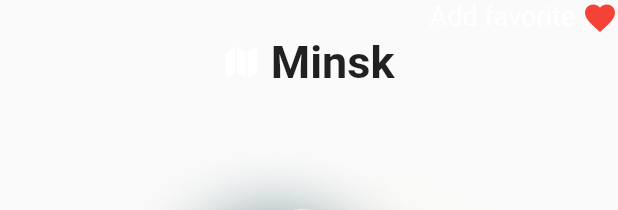
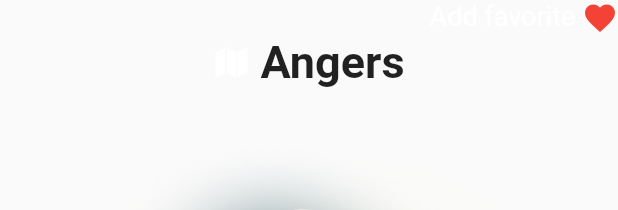
Before and after one commit to ibrahiim/weather_app, a Flutter app: the CurrentWeather widget shown alone on an empty page, opened directly, on a phone screen of 412 x 824 dp. Shown: the top 210 px of the screen. Run offline on Flutter 3.47's test engine with Material 2 defaults, Android fonts, the phone set to English and light mode, and no system bars; missing offline and left inert: flutter_glow.

Commit message:
Vue update

```diff
--- a/weather_app/lib/models/weather.dart
+++ b/weather_app/lib/models/weather.dart
@@ -40,4 +40,4 @@ class Weather {
        wind: 13,
        humidity: 24,
        chanceRain: 87,
-       location: "Minsk");
+       location: "Angers");
--- a/weather_app/lib/ui/app.dart
+++ b/weather_app/lib/ui/app.dart
@@ -1,6 +1,7 @@
 import 'package:flutter/material.dart';
 import 'package:weather_app/ui/screens/home.dart';
 import 'package:weather_app/ui/screens/extract_weather.dart';
+import 'package:weather_app/ui/screens/search_weather.dart';
 
 class MdsApp extends StatelessWidget {
   const MdsApp({Key key}) : super(key: key);
@@ -17,6 +18,8 @@ class MdsApp extends StatelessWidget {
       routes: {
         '/extract_weather': (context) => Extract_weather(),
         '/home': (context) => Home(),
+        '/searchWeather': (context) => SearchWeather()
+
       },
       initialRoute: '/home',
       // home: Home(),
--- a/weather_app/lib/ui/screens/extract_weather.dart
+++ b/weather_app/lib/ui/screens/extract_weather.dart
@@ -131,6 +131,8 @@ class ExtraWeather extends StatelessWidget {
   }
 }
 class CurrentWeather extends StatelessWidget {
+
+
   @override
   Widget build(BuildContext context) {
     return  GlowContainer(
@@ -172,11 +174,15 @@ class CurrentWeather extends StatelessWidget {
             children: [
 
                   Icon(CupertinoIcons.map_fill, color: Colors.white),
-                  Text(
+              GestureDetector(
+                  onTap: () async {
+                    await Navigator.of(context).pushNamed('/searchWeather');
+                  },
+                  child :Text(
                     " " + currentTemp.location,
                     style: TextStyle(fontWeight: FontWeight.bold, fontSize: 30),
                   ),
-
+              ),
 
             ],
           ),
```
Also changed, not shown: weather_app/lib/ui/screens/search_weather.dart (added, +52 -0 lines).
